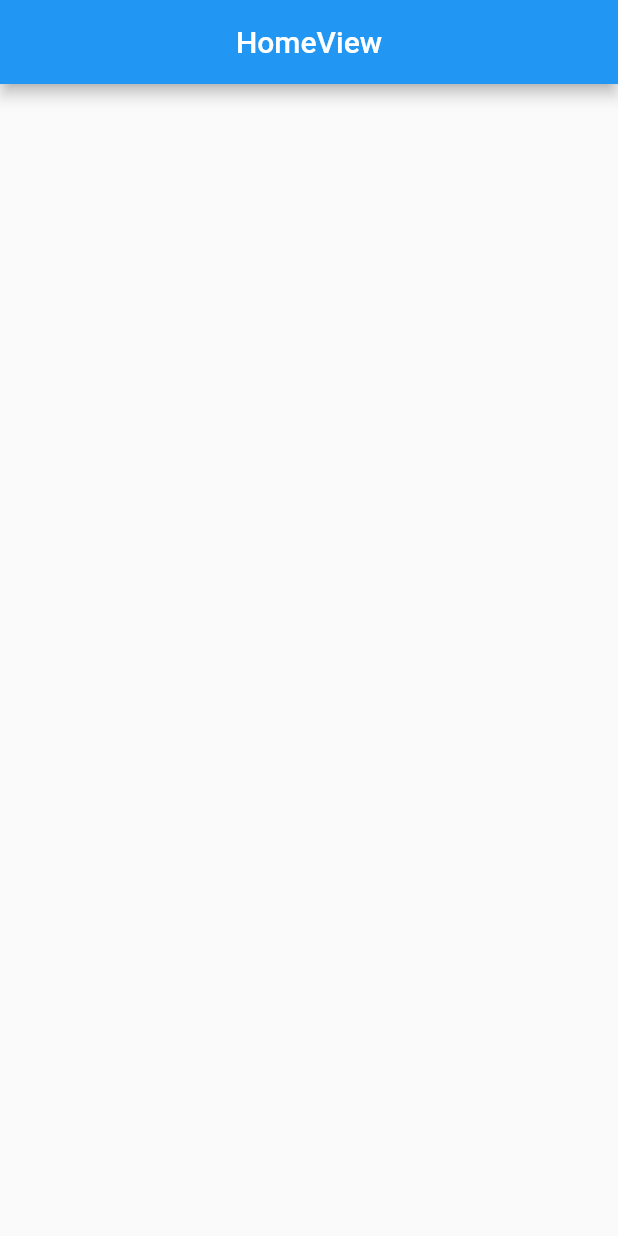
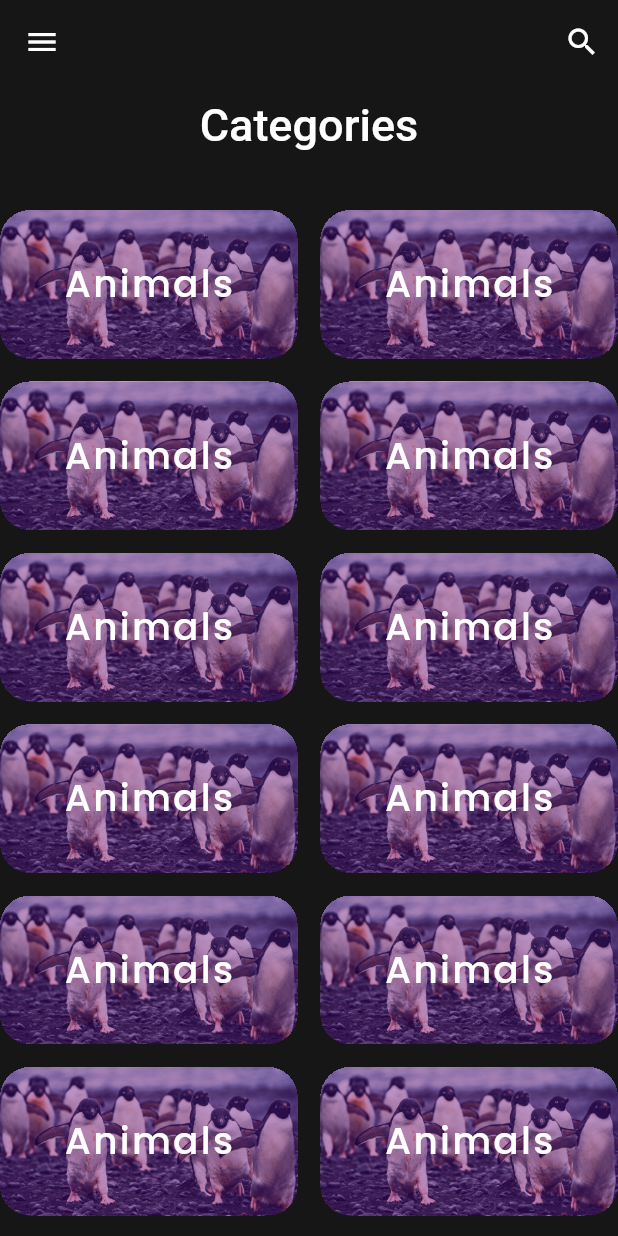
Before and after one commit to anasfik/public-apis-mobile-client, a Flutter app: the screen it shows after launch, on a phone screen of 412 x 824 dp. Run offline on Flutter 3.47's test engine with Material 2 defaults, Android fonts, the phone set to English and light mode, and no system bars; drawn by our look-alikes of auto_size_text; our stand-ins replace get, google_fonts.

Commit message:
[ Add ] the categories pag view

```diff
--- a/lib/app/modules/home/bindings/home_binding.dart
+++ b/lib/app/modules/home/bindings/home_binding.dart
@@ -2,7 +2,7 @@ import 'package:get/get.dart';
 
 import '../controllers/home_controller.dart';
 
-class HomeBinding extends Bindings {
+class HomeCategoriesPageBinding extends Bindings {
   @override
   void dependencies() {
     Get.put<HomeController>(
--- /dev/null
+++ b/lib/app/modules/home/views/Categories/home_categories_view.dart
@@ -0,0 +1,30 @@
+// ignore_for_file: prefer_const_constructors
+
+import 'package:flutter/material.dart';
+import 'package:get/get.dart';
+import 'package:public_apis_desktop_client/app/modules/home/views/Categories/widgets/sliver_app_bar.dart';
+import 'package:public_apis_desktop_client/app/modules/home/views/Categories/widgets/sliver_grid.dart';
+
+import '../../controllers/home_controller.dart';
+
+class HomeCategoriesPage extends GetView<HomeController> {
+  const HomeCategoriesPage({Key? key}) : super(key: key);
+
+  @override
+  Widget build(BuildContext context) {
+    return Scaffold(
+      drawer: Drawer(),
+      body: CustomScrollView(
+        slivers: const <Widget>[
+          CustomSliverAppBar(),
+          SliverToBoxAdapter(
+            child: SizedBox(
+              height: 20,
+            ),
+          ),
+          CustomSliverGrid(),
+        ],
+      ),
+    );
+  }
+}
--- /dev/null
+++ b/lib/app/modules/home/views/Categories/widgets/favorite.dart
@@ -0,0 +1,52 @@
+import 'package:auto_size_text/auto_size_text.dart';
+import 'package:flutter/material.dart';
+
+class FavoriteBox extends StatelessWidget {
+  FavoriteBox({Key? key, required this.dataList, required this.indexPass})
+      : super(key: key);
+  int indexPass;
+  List dataList;
+  @override
+  Widget build(BuildContext context) {
+    return Container(
+      width: 200,
+      height: 70,
+      clipBehavior: Clip.hardEdge,
+      decoration: BoxDecoration(
+        borderRadius: BorderRadius.circular(20),
+      ),
+      child: Stack(
+        fit: StackFit.expand,
+        clipBehavior: Clip.hardEdge,
+        children: <Widget>[
+          Image.asset("assets/categoriesImages/animals.jpg", fit: BoxFit.cover),
+          Material(
+            animationDuration: const Duration(milliseconds: 400),
+            color: Theme.of(context).primaryColor.withOpacity(.4),
+            child: InkWell(
+              onTap: () {},
+              highlightColor: Colors.transparent,
+              splashColor: Theme.of(context).primaryColor.withOpacity(.5),
+              child: Container(
+                width: double.infinity,
+              ),
+            ),
+          ),
+          const Align(
+            alignment: Alignment.center,
+            child: AutoSizeText(
+              "Animals",
+              style: TextStyle(
+                letterSpacing: 1.5,
+                color: Colors.white,
+                fontSize: 25,
+                fontWeight: FontWeight.w500,
+              ),
+              maxLines: 1,
+            ),
+          ),
+        ],
+      ),
+    );
+  }
+}
--- a/lib/app/routes/app_routes.dart
+++ b/lib/app/routes/app_routes.dart
@@ -3,10 +3,10 @@ part of 'app_pages.dart';
 
 abstract class Routes {
   Routes._();
-  static const HOME = _Paths.HOME;
+  static const homeCategoriesPage = _Paths.homeCategoriesPagePath;
 }
 
 abstract class _Paths {
   _Paths._();
-  static const HOME = '/home';
+  static const homeCategoriesPagePath = '/homeCategoriesPage';
 }
--- a/lib/app/services/remote_service.dart
+++ b/lib/app/services/remote_service.dart
@@ -1,7 +1,6 @@
 import 'dart:convert';
 
 import "package:http/http.dart" as http;
-
 import '../data/models/AllApis.dart';
 
 class RemoteService {
--- /dev/null
+++ b/lib/app/utils/colors/colors.dart
@@ -0,0 +1,5 @@
+import 'Colors_helper.dart';
+
+class AppColors {
+  static final purple = hex("#590696");
+}
--- a/lib/main.dart
+++ b/lib/main.dart
@@ -1,15 +1,18 @@
 import 'package:flutter/material.dart';
 
 import 'package:get/get.dart';
+import 'package:public_apis_desktop_client/app/utils/themes.dart';
 
 import 'app/routes/app_pages.dart';
 
 void main() {
   runApp(
     GetMaterialApp(
+      debugShowCheckedModeBanner: false,
       title: "Application",
-      initialRoute: AppPages.INITIAL,
+      initialRoute: AppPages.homeCategoriesPage,
       getPages: AppPages.routes,
+      theme: AppThemes.lightTheme,
     ),
   );
 }
```
Also changed, not shown: lib/app/modules/home/views/Categories/widgets/sliver_app_bar.dart (added, +37 -0 lines), lib/app/modules/home/views/Categories/widgets/sliver_grid.dart (added, +26 -0 lines), lib/app/routes/app_pages.dart (+5 -5 lines), lib/app/utils/colors/Colors_helper.dart (added, +35 -0 lines), lib/app/utils/text_helper_methods.dart (added, +14 -0 lines), lib/app/utils/themes.dart (added, +18 -0 lines), pubspec.yaml (+6 -2 lines), assets/categoriesImages/animals.jpg (added), pubspec.lock, 1 other file.
